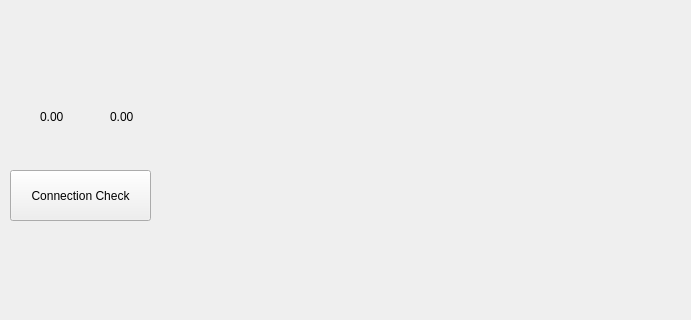
Above: mainwindow.ui from erikfredin/FrankaEmikaGUI before the change; both pictures show x 0 to 691 and y 0 to 320 of the 800 by 600 pixel window. Below: the same form after it.
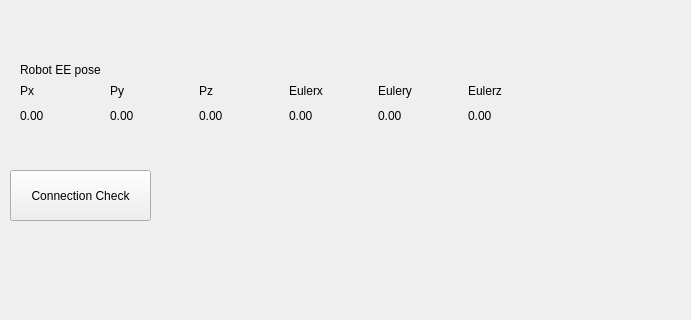
That is the form after the change.

Commit message: add robot pose display at GUI

Patch:
```diff
--- a/mainwindow.ui
+++ b/mainwindow.ui
@@ -27,30 +27,125 @@
      <string>Connection Check</string>
     </property>
    </widget>
-   <widget class="QLabel" name="label_robot_px">
+   <widget class="QWidget" name="horizontalLayoutWidget">
     <property name="geometry">
      <rect>
-      <x>40</x>
-      <y>110</y>
-      <width>47</width>
-      <height>13</height>
+      <x>20</x>
+      <y>100</y>
+      <width>531</width>
+      <height>31</height>
      </rect>
     </property>
-    <property name="text">
-     <string>0.00</string>
+    <layout class="QHBoxLayout" name="horizontalLayout">
+     <item>
+      <widget class="QLabel" name="label_robot_px">
+       <property name="text">
+        <string>0.00</string>
+       </property>
+      </widget>
+     </item>
+     <item>
+      <widget class="QLabel" name="label_robot_py">
+       <property name="text">
+        <string>0.00</string>
+       </property>
+      </widget>
+     </item>
+     <item>
+      <widget class="QLabel" name="label_robot_pz">
+       <property name="text">
+        <string>0.00</string>
+       </property>
+      </widget>
+     </item>
+     <item>
+      <widget class="QLabel" name="label_robot_ea1">
+       <property name="text">
+        <string>0.00</string>
+       </property>
+      </widget>
+     </item>
+     <item>
+      <widget class="QLabel" name="label_robot_ea2">
+       <property name="text">
+        <string>0.00</string>
+       </property>
+      </widget>
+     </item>
+     <item>
+      <widget class="QLabel" name="label_robot_ea3">
+       <property name="text">
+        <string>0.00</string>
+       </property>
+      </widget>
+     </item>
+    </layout>
+   </widget>
+   <widget class="QWidget" name="horizontalLayoutWidget_2">
+    <property name="geometry">
+     <rect>
+      <x>20</x>
+      <y>80</y>
+      <width>531</width>
+      <height>21</height>
+     </rect>
     </property>
+    <layout class="QHBoxLayout" name="horizontalLayout_2">
+     <item>
+      <widget class="QLabel" name="label_robot_px_2">
+       <property name="text">
+        <string>Px</string>
+       </property>
+      </widget>
+     </item>
+     <item>
+      <widget class="QLabel" name="label_robot_py_2">
+       <property name="text">
+        <string>Py</string>
+       </property>
+      </widget>
+     </item>
+     <item>
+      <widget class="QLabel" name="label_robot_pz_2">
+       <property name="text">
+        <string>Pz</string>
+       </property>
+      </widget>
+     </item>
+     <item>
+      <widget class="QLabel" name="label_robot_ea1_2">
+       <property name="text">
+        <string>Eulerx</string>
+       </property>
+      </widget>
+     </item>
+     <item>
+      <widget class="QLabel" name="label_robot_ea2_2">
+       <property name="text">
+        <string>Eulery</string>
+       </property>
+      </widget>
+     </item>
+     <item>
+      <widget class="QLabel" name="label_robot_ea3_2">
+       <property name="text">
+        <string>Eulerz</string>
+       </property>
+      </widget>
+     </item>
+    </layout>
    </widget>
-   <widget class="QLabel" name="label_robot_py">
+   <widget class="QLabel" name="label">
     <property name="geometry">
      <rect>
-      <x>110</x>
-      <y>110</y>
-      <width>47</width>
-      <height>13</height>
+      <x>20</x>
+      <y>60</y>
+      <width>101</width>
+      <height>20</height>
      </rect>
     </property>
     <property name="text">
-     <string>0.00</string>
+     <string>Robot EE pose</string>
     </property>
    </widget>
   </widget>
```
The commit also changes 3 other files.
